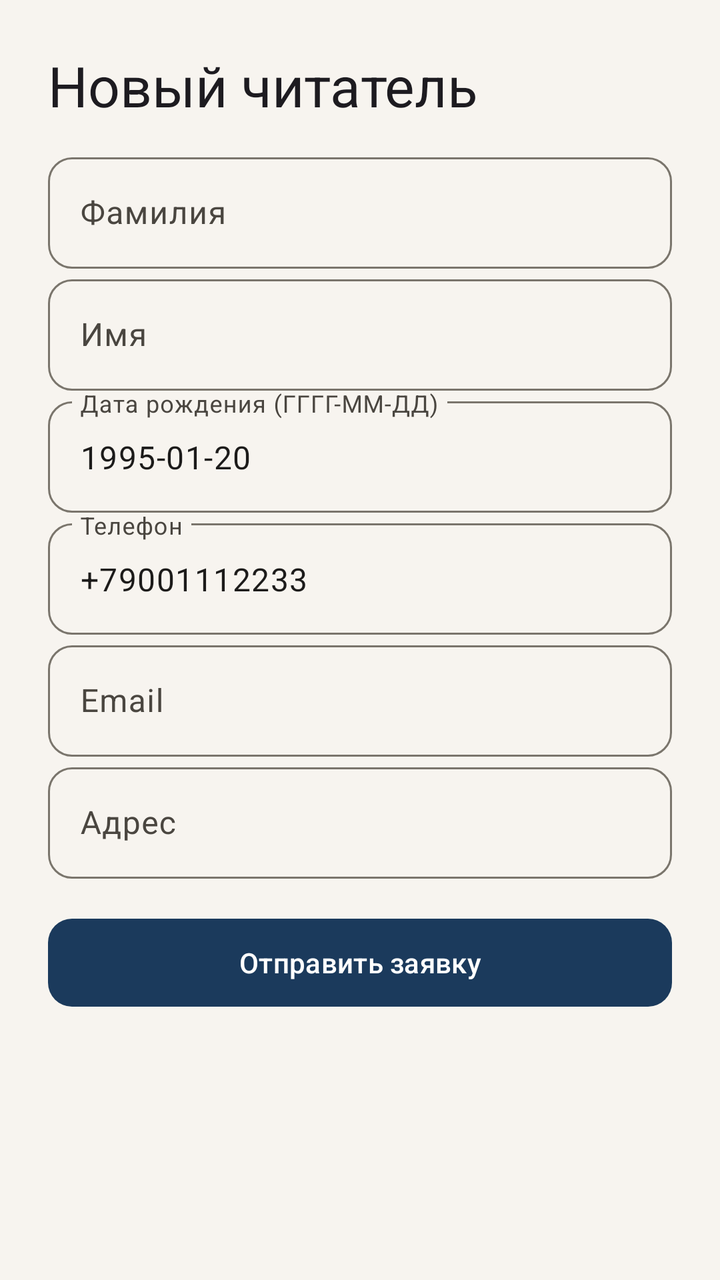
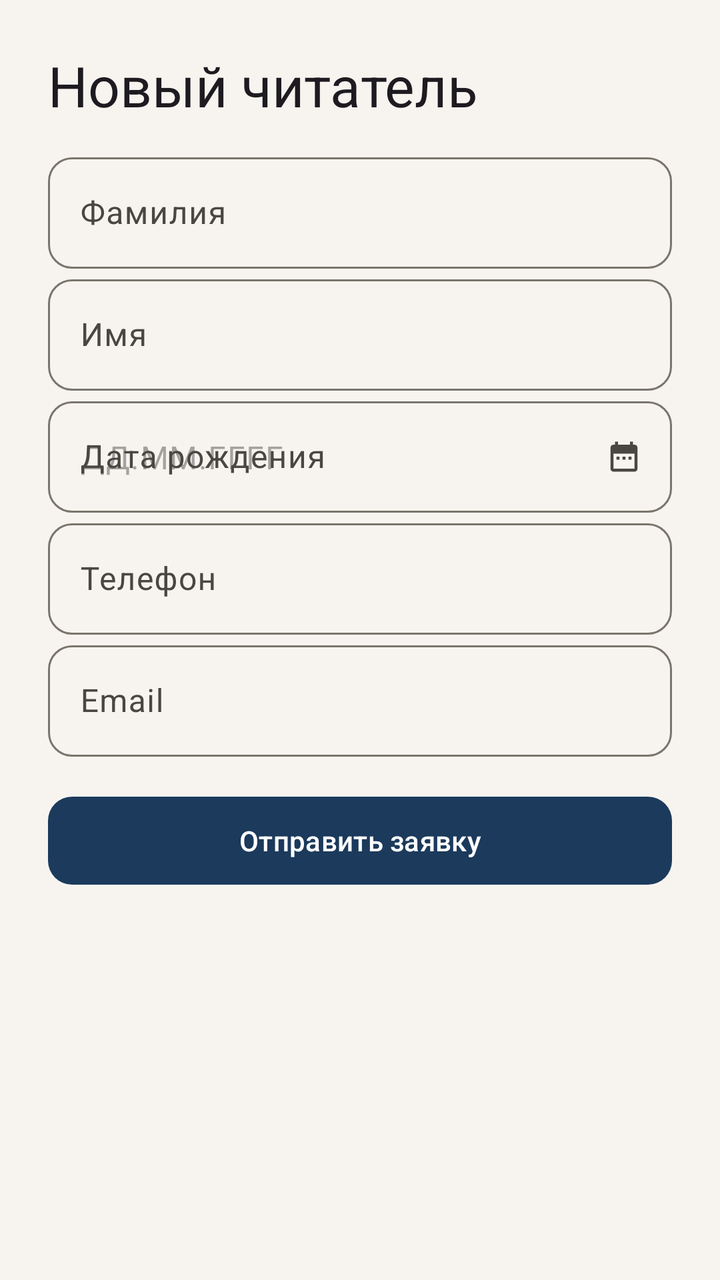

Two renders of the same Android screen: before a commit and after it. Below are the layout's source before the change and the commit's diff.
<!-- AndroidManifest.xml: application theme Theme.AppLibrary -->
<!-- res/layout/fragment_register.xml -->
<?xml version="1.0" encoding="utf-8"?>
<ScrollView xmlns:android="http://schemas.android.com/apk/res/android"
    xmlns:app="http://schemas.android.com/apk/res-auto"
    android:layout_width="match_parent"
    android:layout_height="match_parent">

    <LinearLayout
        android:layout_width="match_parent"
        android:layout_height="wrap_content"
        android:orientation="vertical"
        android:padding="24dp">

        <TextView
            android:layout_width="wrap_content"
            android:layout_height="wrap_content"
            android:text="@string/register_title"
            android:textAppearance="?attr/textAppearanceHeadlineMedium" />

        <com.google.android.material.textfield.TextInputLayout
            android:layout_width="match_parent"
            android:layout_height="wrap_content"
            android:layout_marginTop="12dp"
            android:hint="@string/last_name">

            <com.google.android.material.textfield.TextInputEditText
                android:id="@+id/input_last_name"
                android:layout_width="match_parent"
                android:layout_height="wrap_content" />
        </com.google.android.material.textfield.TextInputLayout>

        <com.google.android.material.textfield.TextInputLayout
            android:layout_width="match_parent"
            android:layout_height="wrap_content"
            android:hint="@string/first_name">

            <com.google.android.material.textfield.TextInputEditText
                android:id="@+id/input_first_name"
                android:layout_width="match_parent"
                android:layout_height="wrap_content" />
        </com.google.android.material.textfield.TextInputLayout>

        <com.google.android.material.textfield.TextInputLayout
            android:layout_width="match_parent"
            android:layout_height="wrap_content"
            android:hint="@string/birth_date_hint">

            <com.google.android.material.textfield.TextInputEditText
                android:id="@+id/input_birth"
                android:layout_width="match_parent"
                android:layout_height="wrap_content"
                android:text="1995-01-20" />
        </com.google.android.material.textfield.TextInputLayout>

        <com.google.android.material.textfield.TextInputLayout
            android:layout_width="match_parent"
            android:layout_height="wrap_content"
            android:hint="@string/phone">

            <com.google.android.material.textfield.TextInputEditText
                android:id="@+id/input_phone"
                android:layout_width="match_parent"
                android:layout_height="wrap_content"
                android:text="+79001112233" />
        </com.google.android.material.textfield.TextInputLayout>

        <com.google.android.material.textfield.TextInputLayout
            android:layout_width="match_parent"
            android:layout_height="wrap_content"
            android:hint="@string/email">

            <com.google.android.material.textfield.TextInputEditText
                android:id="@+id/input_email"
                android:layout_width="match_parent"
                android:layout_height="wrap_content"
                android:inputType="textEmailAddress" />
        </com.google.android.material.textfield.TextInputLayout>

        <com.google.android.material.textfield.TextInputLayout
            android:layout_width="match_parent"
            android:layout_height="wrap_content"
            android:hint="@string/address">

            <com.google.android.material.textfield.TextInputEditText
                android:id="@+id/input_address"
                android:layout_width="match_parent"
                android:layout_height="wrap_content"
                android:inputType="textPostalAddress" />
        </com.google.android.material.textfield.TextInputLayout>

        <com.google.android.material.button.MaterialButton
            android:id="@+id/btn_create"
            android:layout_width="match_parent"
            android:layout_height="wrap_content"
            android:layout_marginTop="16dp"
            android:text="@string/register_submit" />

        <LinearLayout
            android:id="@+id/payment_section"
            android:layout_width="match_parent"
            android:layout_height="wrap_content"
            android:layout_marginTop="16dp"
            android:orientation="vertical"
            android:visibility="gone">

            <TextView
                android:id="@+id/text_payment_info"
                android:layout_width="match_parent"
                android:layout_height="wrap_content"
                android:text="@string/payment_info" />

            <com.google.android.material.button.MaterialButton
                android:id="@+id/btn_mock_pay"
                android:layout_width="match_parent"
                android:layout_height="wrap_content"
                android:layout_marginTop="8dp"
                android:text="@string/pay_100" />
        </LinearLayout>

        <LinearLayout
            android:id="@+id/password_section"
            android:layout_width="match_parent"
            android:layout_height="wrap_content"
            android:layout_marginTop="16dp"
            android:orientation="vertical"
            android:visibility="gone">

            <com.google.android.material.textfield.TextInputLayout
                android:layout_width="match_parent"
                android:layout_height="wrap_content"
                android:hint="@string/password"
                app:endIconMode="password_toggle">

                <com.google.android.material.textfield.TextInputEditText
                    android:id="@+id/input_password"
                    android:layout_width="match_parent"
                    android:layout_height="wrap_content"
                    android:inputType="textPassword" />
            </com.google.android.material.textfield.TextInputLayout>

            <com.google.android.material.button.MaterialButton
                android:id="@+id/btn_complete"
                android:layout_width="match_parent"
                android:layout_height="wrap_content"
                android:layout_marginTop="12dp"
                android:text="@string/set_password" />
        </LinearLayout>
    </LinearLayout>
</ScrollView>
<!-- resources referenced by this layout -->
<resources>
  <string name="address">Адрес</string>
  <string name="birth_date_hint">Дата рождения (ГГГГ-ММ-ДД)</string>
  <string name="email">Email</string>
  <string name="first_name">Имя</string>
  <string name="last_name">Фамилия</string>
  <string name="password">Пароль</string>
  <string name="pay_100">Оплатить 100 ₽</string>
  <string name="payment_info">После отправки заявки завершите оплату регистрации.</string>
  <string name="phone">Телефон</string>
  <string name="register_submit">Отправить заявку</string>
  <string name="register_title">Новый читатель</string>
  <string name="set_password">Завершить регистрацию</string>
  <style name="Theme.AppLibrary" parent="Base.Theme.AppLibrary" />
  <color name="library_primary">#1B3A5C</color>
  <color name="library_on_primary">#FFFFFF</color>
  <color name="library_primary_container">#D4E4F7</color>
  <color name="library_on_primary_container">#0A2540</color>
  <color name="library_secondary">#9A7B2F</color>
  <color name="library_on_secondary">#FFFFFF</color>
  <color name="library_secondary_container">#F5E6C8</color>
  <color name="library_on_secondary_container">#3D2F0A</color>
  <color name="library_tertiary">#2D6A4F</color>
  <color name="library_on_tertiary">#FFFFFF</color>
  <color name="library_tertiary_container">#B7E4C7</color>
  <color name="library_on_tertiary_container">#0D3321</color>
  <color name="library_background">#F7F4EF</color>
  <color name="library_on_background">#1C1B1A</color>
  <color name="library_surface">#FFFCF8</color>
  <color name="library_on_surface">#1C1B1A</color>
  <color name="library_surface_variant">#E8E4DD</color>
  <color name="library_on_surface_variant">#4A4640</color>
  <color name="library_outline">#7A756C</color>
  <color name="library_error">#BA1A1A</color>
  <color name="library_on_error">#FFFFFF</color>
  <style name="Widget.AppLibrary.Card" parent="Widget.Material3.CardView.Elevated">
          <item name="cardCornerRadius">@dimen/card_radius</item>
          <item name="cardElevation">2dp</item>
          <item name="strokeWidth">0dp</item>
      </style>
  <style name="Widget.AppLibrary.Button" parent="Widget.Material3.Button">
          <item name="cornerRadius">12dp</item>
          <item name="android:minHeight">52dp</item>
      </style>
  <style name="Widget.AppLibrary.TextInputLayout" parent="Widget.Material3.TextInputLayout.OutlinedBox">
          <item name="boxCornerRadiusTopStart">12dp</item>
          <item name="boxCornerRadiusTopEnd">12dp</item>
          <item name="boxCornerRadiusBottomStart">12dp</item>
          <item name="boxCornerRadiusBottomEnd">12dp</item>
      </style>
  <style name="Widget.AppLibrary.BottomNav" parent="Widget.Material3.BottomNavigationView">
          <item name="android:background">?attr/colorSurface</item>
          <item name="elevation">@dimen/bottom_nav_elevation</item>
          <item name="itemActiveIndicatorStyle">@style/Widget.AppLibrary.BottomNav.ActiveIndicator</item>
      </style>
  <dimen name="card_radius">16dp</dimen>
  <dimen name="bottom_nav_elevation">8dp</dimen>
  <style name="Widget.AppLibrary.BottomNav.ActiveIndicator" parent="Widget.Material3.BottomNavigationView.ActiveIndicator">
          <item name="android:color">?attr/colorSecondaryContainer</item>
      </style>
  <!-- unchanged entries left out for length: 1 -->
</resources>

<!-- the commit's change to res/layout/fragment_register.xml (unified diff, before → after) -->
@@ -40,15 +40,18 @@
         </com.google.android.material.textfield.TextInputLayout>
 
         <com.google.android.material.textfield.TextInputLayout
+            android:id="@+id/layout_birth"
             android:layout_width="match_parent"
             android:layout_height="wrap_content"
-            android:hint="@string/birth_date_hint">
+            android:hint="@string/birth_date_mask_hint"
+            app:endIconDrawable="@drawable/ic_calendar_event"
+            app:endIconMode="custom">
 
             <com.google.android.material.textfield.TextInputEditText
                 android:id="@+id/input_birth"
                 android:layout_width="match_parent"
                 android:layout_height="wrap_content"
-                android:text="1995-01-20" />
+                android:hint="@string/birth_date_mask_example" />
         </com.google.android.material.textfield.TextInputLayout>
 
         <com.google.android.material.textfield.TextInputLayout
@@ -60,7 +63,7 @@
                 android:id="@+id/input_phone"
                 android:layout_width="match_parent"
                 android:layout_height="wrap_content"
-                android:text="+79001112233" />
+                android:inputType="phone" />
         </com.google.android.material.textfield.TextInputLayout>
 
         <com.google.android.material.textfield.TextInputLayout
@@ -75,74 +78,11 @@
                 android:inputType="textEmailAddress" />
         </com.google.android.material.textfield.TextInputLayout>
 
-        <com.google.android.material.textfield.TextInputLayout
-            android:layout_width="match_parent"
-            android:layout_height="wrap_content"
-            android:hint="@string/address">
-
-            <com.google.android.material.textfield.TextInputEditText
-                android:id="@+id/input_address"
-                android:layout_width="match_parent"
-                android:layout_height="wrap_content"
-                android:inputType="textPostalAddress" />
-        </com.google.android.material.textfield.TextInputLayout>
-
         <com.google.android.material.button.MaterialButton
             android:id="@+id/btn_create"
             android:layout_width="match_parent"
             android:layout_height="wrap_content"
             android:layout_marginTop="16dp"
             android:text="@string/register_submit" />
-
-        <LinearLayout
-            android:id="@+id/payment_section"
-            android:layout_width="match_parent"
-            android:layout_height="wrap_content"
-            android:layout_marginTop="16dp"
-            android:orientation="vertical"
-            android:visibility="gone">
-
-            <TextView
-                android:id="@+id/text_payment_info"
-                android:layout_width="match_parent"
-                android:layout_height="wrap_content"
-                android:text="@string/payment_info" />
-
-            <com.google.android.material.button.MaterialButton
-                android:id="@+id/btn_mock_pay"
-                android:layout_width="match_parent"
-                android:layout_height="wrap_content"
-                android:layout_marginTop="8dp"
-                android:text="@string/pay_100" />
-        </LinearLayout>
-
-        <LinearLayout
-            android:id="@+id/password_section"
-            android:layout_width="match_parent"
-            android:layout_height="wrap_content"
-            android:layout_marginTop="16dp"
-            android:orientation="vertical"
-            android:visibility="gone">
-
-            <com.google.android.material.textfield.TextInputLayout
-                android:layout_width="match_parent"
-                android:layout_height="wrap_content"
-                android:hint="@string/password"
-                app:endIconMode="password_toggle">
-
-                <com.google.android.material.textfield.TextInputEditText
-                    android:id="@+id/input_password"
-                    android:layout_width="match_parent"
-                    android:layout_height="wrap_content"
-                    android:inputType="textPassword" />
-            </com.google.android.material.textfield.TextInputLayout>
-
-            <com.google.android.material.button.MaterialButton
-                android:id="@+id/btn_complete"
-                android:layout_width="match_parent"
-                android:layout_height="wrap_content"
-                android:layout_marginTop="12dp"
-                android:text="@string/set_password" />
-        </LinearLayout>
     </LinearLayout>
 </ScrollView>
<!-- resource entries referenced after the edit -->
@@ -1,17 +1,24 @@
 <!-- resources referenced by this layout -->
 <resources>
-  <string name="address">Адрес</string>
-  <string name="birth_date_hint">Дата рождения (ГГГГ-ММ-ДД)</string>
+  <!-- drawable ic_calendar_event (drawable) -->
+  <?xml version="1.0" encoding="utf-8"?>
+  <vector xmlns:android="http://schemas.android.com/apk/res/android"
+      android:width="18dp"
+      android:height="18dp"
+      android:viewportWidth="24"
+      android:viewportHeight="24">
+      <path
+          android:fillColor="?attr/colorOnSurfaceVariant"
+          android:pathData="M19,4h-1V2h-2v2H8V2H6v2H5C3.89,4 3,4.9 3,6v14c0,1.1 0.89,2 2,2h14c1.1,0 2,-0.9 2,-2V6C21,4.9 20.1,4 19,4zM19,20H5V10h14V20zM7,12h2v2H7V12zM11,12h2v2h-2V12zM15,12h2v2h-2V12z" />
+  </vector>
+  <string name="birth_date_mask_example">ДД.ММ.ГГГГ</string>
+  <string name="birth_date_mask_hint">Дата рождения</string>
   <string name="email">Email</string>
   <string name="first_name">Имя</string>
   <string name="last_name">Фамилия</string>
-  <string name="password">Пароль</string>
-  <string name="pay_100">Оплатить 100 ₽</string>
-  <string name="payment_info">После отправки заявки завершите оплату регистрации.</string>
   <string name="phone">Телефон</string>
   <string name="register_submit">Отправить заявку</string>
   <string name="register_title">Новый читатель</string>
-  <string name="set_password">Завершить регистрацию</string>
   <style name="Theme.AppLibrary" parent="Base.Theme.AppLibrary" />
   <color name="library_primary">#1B3A5C</color>
   <color name="library_on_primary">#FFFFFF</color>
